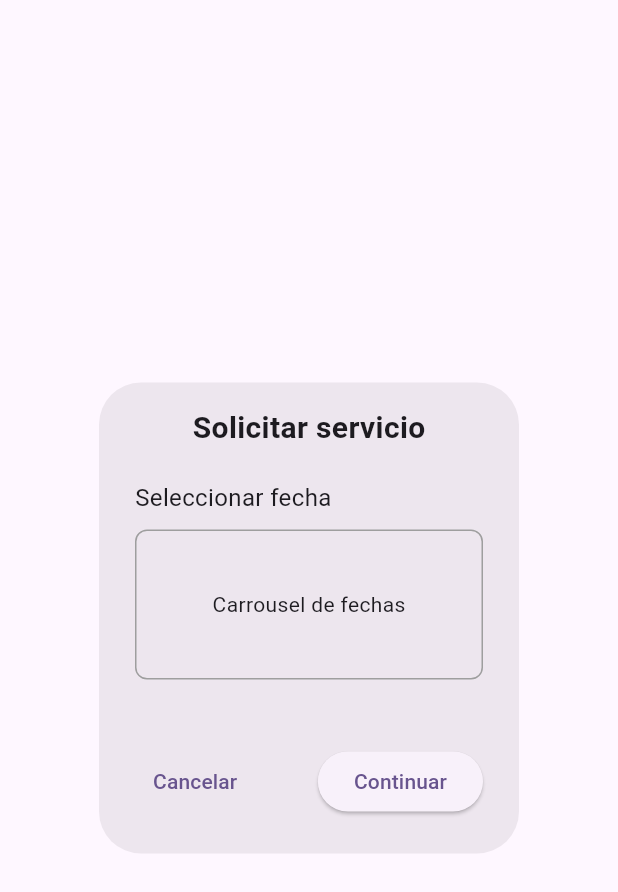
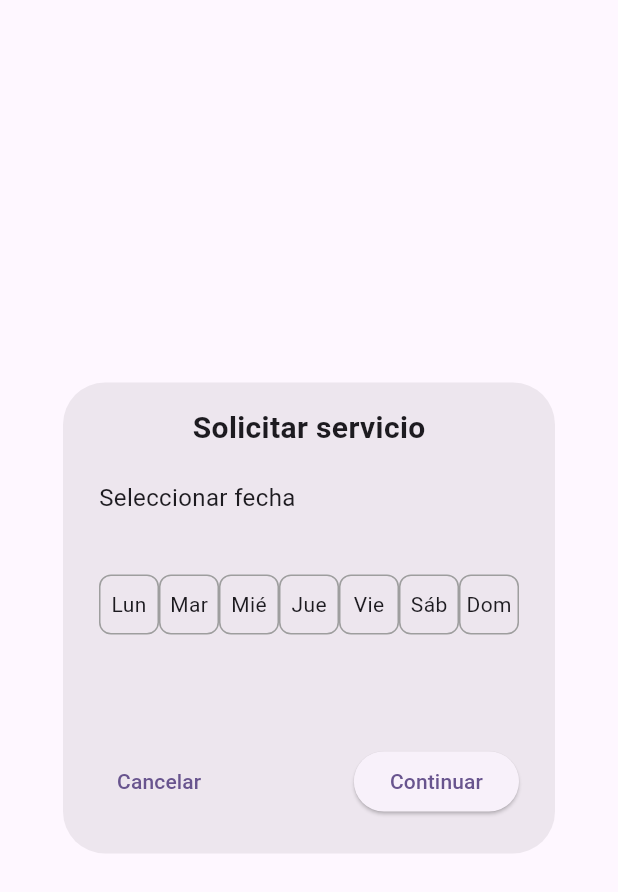
Before and after one commit to VictoriaGarciav/en_tu_puerta_front, a Flutter app: the ServiceRequestDialog widget shown alone on an empty page, opened directly, on a phone screen of 412 x 824 dp. Shown: the top 892 px of the screen. Run offline on Flutter 3.47's test engine with Material 3 defaults, Android fonts, the phone set to English and light mode, and no system bars; network calls fail.

Commit message:
Boxes fechas, ahora solo hay boxes d efechas

```diff
--- a/en_tu_puerta_front/lib/search_components/service_request_dialog.dart
+++ b/en_tu_puerta_front/lib/search_components/service_request_dialog.dart
@@ -29,11 +29,18 @@
           SizedBox(height: 10),
           Container(
             height: 100,
-            decoration: BoxDecoration(
-              border: Border.all(color: Colors.grey),
-              borderRadius: BorderRadius.circular(8),
+            child: Row(
+              mainAxisAlignment: MainAxisAlignment.spaceBetween,
+              children: [
+                DayBox('Lun'),
+                DayBox('Mar'),
+                DayBox('Mié'),
+                DayBox('Jue'),
+                DayBox('Vie'),
+                DayBox('Sáb'),
+                DayBox('Dom'),
+              ],
             ),
-            child: Center(child: Text('Carrousel de fechas')),
           ),
           SizedBox(height: 20),
         ],
@@ -62,3 +69,17 @@
     );
   }
 }
+
+Widget DayBox(String day) {
+  return Container(
+    width: 40,
+    height: 40,
+    decoration: BoxDecoration(
+      border: Border.all(color: Colors.grey),
+      borderRadius: BorderRadius.circular(8),
+    ),
+    child: Center(
+      child: Text(day),
+    ),
+  );
+}
```
